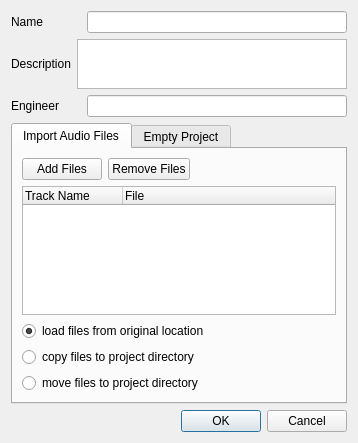
Before: the Qt Designer form src/traverso/ui/NewProjectDialog.ui in ErwanLegrand/Traverso-DAW, drawn with Qt 5.
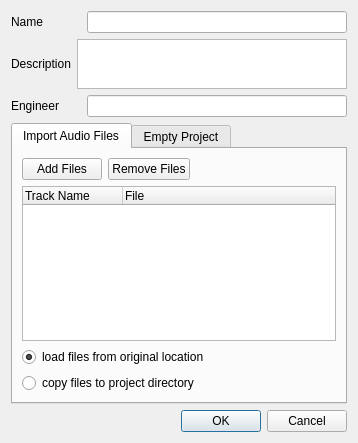
After: the same form once the commit is applied.

Commit message: * removed option to "move" files to project dir. It's too difficult to implement and too dangerous to use.

What changed in the file:
```diff
--- a/src/traverso/ui/NewProjectDialog.ui
+++ b/src/traverso/ui/NewProjectDialog.ui
@@ -226,13 +226,6 @@
          </property>
         </widget>
        </item>
-       <item>
-        <widget class="QRadioButton" name="radioButtonMove" >
-         <property name="text" >
-          <string>move files to project directory</string>
-         </property>
-        </widget>
-       </item>
       </layout>
      </widget>
      <widget class="QWidget" name="tab" >
```
The commit also changes 1 other file.
